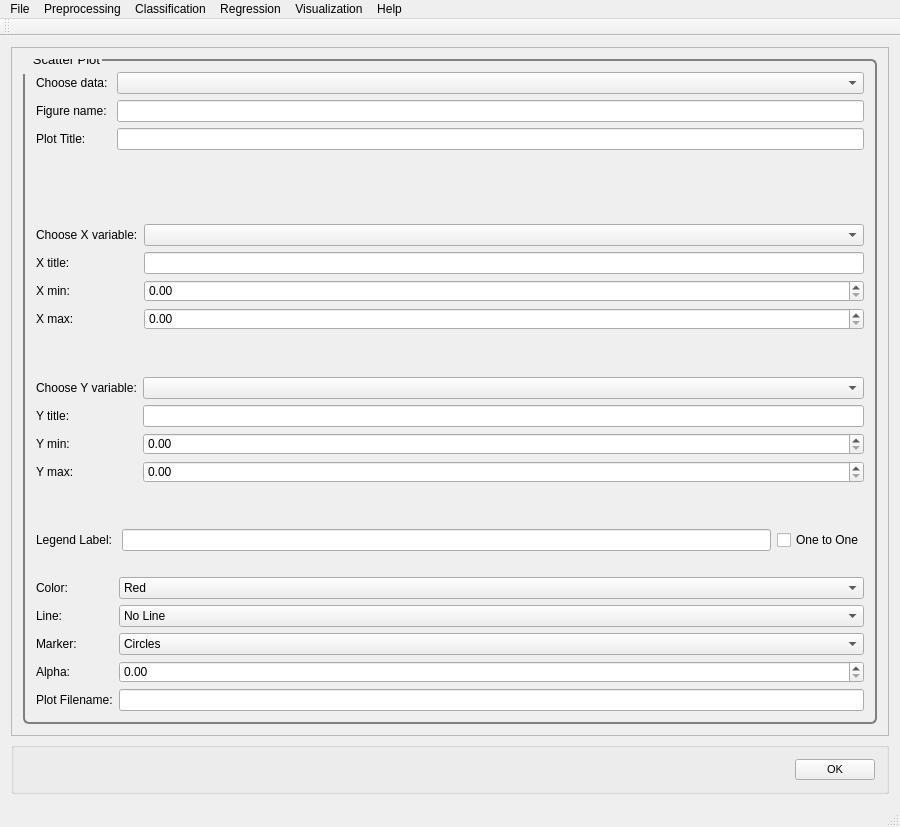
The window that src/PYSAT_Gui_UI_Forms/UI Files/01_mainwindow_scatterplot.ui (tisaconundrum2/PySAT-GUI) describes before a commit, drawn with Qt 5.
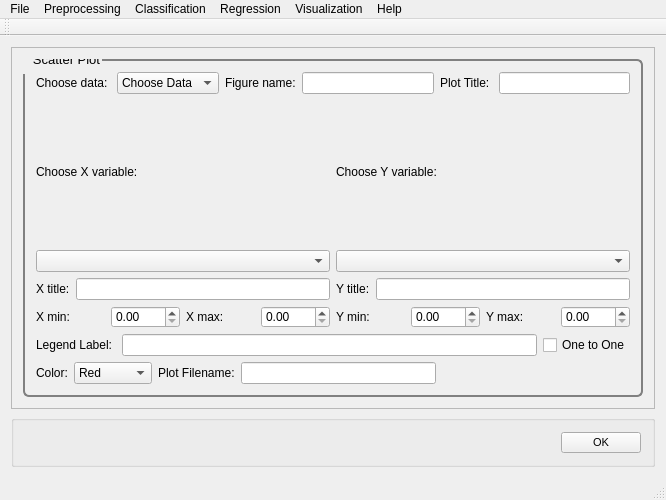
The same window after the commit.

The edit to the form file:
```diff
--- a/src/PYSAT_Gui_UI_Forms/UI Files/01_mainwindow_scatterplot.ui
+++ b/src/PYSAT_Gui_UI_Forms/UI Files/01_mainwindow_scatterplot.ui
@@ -6,8 +6,8 @@
    <rect>
     <x>0</x>
     <y>0</y>
-    <width>900</width>
-    <height>827</height>
+    <width>666</width>
+    <height>500</height>
    </rect>
   </property>
   <property name="windowTitle">
@@ -24,9 +24,9 @@
        <property name="geometry">
         <rect>
          <x>0</x>
-         <y>-141</y>
-         <width>846</width>
-         <height>792</height>
+         <y>0</y>
+         <width>642</width>
+         <height>352</height>
         </rect>
        </property>
        <property name="font">
@@ -61,15 +61,17 @@
           </property>
           <layout class="QVBoxLayout" name="verticalLayout">
            <item>
-            <layout class="QFormLayout" name="scatter_choosedata_flayout">
-             <item row="0" column="0">
+            <layout class="QVBoxLayout" name="scatter_vlayout">
+             <item>
+              <layout class="QHBoxLayout" name="scatter_choosedata_hlayout">
+               <item>
               <widget class="QLabel" name="scatter_choosedata_label">
                <property name="text">
                 <string>Choose data: </string>
                </property>
               </widget>
              </item>
-             <item row="0" column="1">
+               <item>
               <widget class="QComboBox" name="scatter_choosedata">
                <property name="iconSize">
                 <size>
@@ -77,163 +79,147 @@
                  <height>20</height>
                 </size>
                </property>
-              </widget>
-             </item>
-             <item row="1" column="0">
+                 <item>
+                  <property name="text">
+                   <string>Choose Data</string>
+                  </property>
+                 </item>
+                 <item>
+                  <property name="text">
+                   <string>Known Data</string>
+                  </property>
+                 </item>
+                </widget>
+               </item>
+               <item>
               <widget class="QLabel" name="figname_label">
                <property name="text">
                 <string>Figure name:</string>
                </property>
               </widget>
              </item>
-             <item row="1" column="1">
+               <item>
               <widget class="QLineEdit" name="figname_text"/>
              </item>
-             <item row="2" column="0">
+               <item>
               <widget class="QLabel" name="plot_title_label">
                <property name="text">
                 <string>Plot Title: </string>
                </property>
               </widget>
              </item>
-             <item row="2" column="1">
-              <widget class="QLineEdit" name="plot_title_text">
-               <property name="enabled">
-                <bool>true</bool>
-               </property>
-              </widget>
+               <item>
+                <widget class="QLineEdit" name="plot_title_text"/>
              </item>
             </layout>
            </item>
            <item>
-            <spacer name="horizontalSpacer_2">
-             <property name="orientation">
-              <enum>Qt::Horizontal</enum>
-             </property>
-             <property name="sizeHint" stdset="0">
-              <size>
-               <width>40</width>
-               <height>20</height>
-              </size>
-             </property>
-            </spacer>
-           </item>
+              <layout class="QHBoxLayout" name="scatter_choosevars_hlayout">
            <item>
-            <layout class="QFormLayout" name="scatter_choosex_flayout">
-             <property name="fieldGrowthPolicy">
-              <enum>QFormLayout::AllNonFixedFieldsGrow</enum>
-             </property>
-             <item row="0" column="0">
+                <layout class="QVBoxLayout" name="scatter_choosex_vlayout">
+                 <item>
               <widget class="QLabel" name="scatter_choosex_label">
                <property name="text">
-                <string>Choose X variable:</string>
+                    <string>Choose X variable: </string>
                </property>
               </widget>
              </item>
-             <item row="0" column="1">
+                 <item>
               <widget class="QComboBox" name="xvar_choices"/>
              </item>
-             <item row="1" column="0">
+                 <item>
+                  <layout class="QHBoxLayout" name="xtitle_hlayout">
+                   <item>
               <widget class="QLabel" name="xtitle_label">
                <property name="text">
                 <string>X title:</string>
                </property>
               </widget>
              </item>
-             <item row="1" column="1">
+                   <item>
               <widget class="QLineEdit" name="xtitle_text"/>
              </item>
-             <item row="2" column="0">
-              <widget class="QLabel" name="xmin_labe">
+                  </layout>
+                 </item>
+                 <item>
+                  <layout class="QHBoxLayout" name="xrange_hlayout">
+                   <item>
+                    <widget class="QLabel" name="xmin_label">
                <property name="text">
                 <string>X min:</string>
                </property>
               </widget>
              </item>
-             <item row="2" column="1">
+                   <item>
               <widget class="QDoubleSpinBox" name="xmin_spin"/>
              </item>
-             <item row="3" column="0">
+                   <item>
               <widget class="QLabel" name="xmax_label">
                <property name="text">
                 <string>X max:</string>
                </property>
               </widget>
              </item>
-             <item row="3" column="1">
+                   <item>
               <widget class="QDoubleSpinBox" name="xmax_spin"/>
              </item>
             </layout>
            </item>
+                </layout>
+               </item>
            <item>
-            <spacer name="horizontalSpacer">
-             <property name="orientation">
-              <enum>Qt::Horizontal</enum>
-             </property>
-             <property name="sizeHint" stdset="0">
-              <size>
-               <width>40</width>
-               <height>20</height>
-              </size>
-             </property>
-            </spacer>
+                <layout class="QVBoxLayout" name="scatter_choosey_vlayout">
+                 <item>
+                  <widget class="QLabel" name="scatter_choosey_label">
+                   <property name="text">
+                    <string>Choose Y variable:</string>
+                   </property>
+                  </widget>
            </item>
            <item>
-            <layout class="QFormLayout" name="scatter_choosey_flayout">
-             <item row="0" column="1">
               <widget class="QComboBox" name="yvar_choices"/>
              </item>
-             <item row="1" column="0">
+                 <item>
+                  <layout class="QHBoxLayout" name="ytitle_hlayout">
+                   <item>
               <widget class="QLabel" name="ytitle_label">
                <property name="text">
                 <string>Y title:</string>
                </property>
               </widget>
              </item>
-             <item row="1" column="1">
+                   <item>
               <widget class="QLineEdit" name="ytitle_text"/>
              </item>
-             <item row="2" column="0">
+                  </layout>
+                 </item>
+                 <item>
+                  <layout class="QHBoxLayout" name="yrange_hlayout">
+                   <item>
               <widget class="QLabel" name="ymin_label">
                <property name="text">
                 <string>Y min:</string>
                </property>
               </widget>
              </item>
-             <item row="2" column="1">
+                   <item>
               <widget class="QDoubleSpinBox" name="ymin_spin"/>
              </item>
-             <item row="3" column="0">
+                   <item>
               <widget class="QLabel" name="ymax_label">
                <property name="text">
                 <string>Y max:</string>
                </property>
               </widget>
              </item>
-             <item row="3" column="1">
+                   <item>
               <widget class="QDoubleSpinBox" name="ymax_spin"/>
              </item>
-             <item row="0" column="0">
-              <widget class="QLabel" name="scatter_choosey_label">
-               <property name="text">
-                <string>Choose Y variable:</string>
-               </property>
-              </widget>
+                  </layout>
              </item>
             </layout>
            </item>
-           <item>
-            <spacer name="horizontalSpacer_3">
-             <property name="orientation">
-              <enum>Qt::Horizontal</enum>
-             </property>
-             <property name="sizeHint" stdset="0">
-              <size>
-               <width>40</width>
-               <height>20</height>
-              </size>
-             </property>
-            </spacer>
+              </layout>
            </item>
            <item>
             <layout class="QHBoxLayout" name="legend_hlayout">
@@ -257,31 +243,15 @@
             </layout>
            </item>
            <item>
-            <spacer name="horizontalSpacer_4">
-             <property name="orientation">
-              <enum>Qt::Horizontal</enum>
-             </property>
-             <property name="sizeHint" stdset="0">
-              <size>
-               <width>40</width>
-               <height>20</height>
-              </size>
-             </property>
-            </spacer>
-           </item>
+              <layout class="QHBoxLayout" name="scatter_color_file_hlayout">
            <item>
-            <layout class="QFormLayout" name="scatter_chooseline_flayout">
-             <property name="fieldGrowthPolicy">
-              <enum>QFormLayout::AllNonFixedFieldsGrow</enum>
-             </property>
-             <item row="0" column="0">
               <widget class="QLabel" name="color_label">
                <property name="text">
                 <string>Color:</string>
                </property>
               </widget>
              </item>
-             <item row="0" column="1">
+               <item>
               <widget class="QComboBox" name="color_choices">
                <property name="iconSize">
                 <size>
@@ -326,119 +296,30 @@
                </item>
               </widget>
              </item>
-             <item row="1" column="0">
-              <widget class="QLabel" name="line_label">
-               <property name="text">
-                <string>Line:</string>
-               </property>
-              </widget>
-             </item>
-             <item row="1" column="1">
-              <widget class="QComboBox" name="line_choices">
-               <property name="iconSize">
-                <size>
-                 <width>50</width>
-                 <height>20</height>
-                </size>
-               </property>
                <item>
-                <property name="text">
-                 <string>No Line</string>
-                </property>
-               </item>
-               <item>
-                <property name="text">
-                 <string>Line</string>
-                </property>
-               </item>
-               <item>
-                <property name="text">
-                 <string>Dashed Line</string>
-                </property>
-               </item>
-               <item>
-                <property name="text">
-                 <string>Dotted Line</string>
-                </property>
-               </item>
-              </widget>
-             </item>
-             <item row="2" column="0">
-              <widget class="QLabel" name="marker_label">
-               <property name="text">
-                <string>Marker:</string>
-               </property>
-              </widget>
-             </item>
-             <item row="2" column="1">
-              <widget class="QComboBox" name="marker_choices">
-               <property name="iconSize">
-                <size>
-                 <width>50</width>
-                 <height>20</height>
-                </size>
-               </property>
-               <item>
-                <property name="text">
-                 <string>Circles</string>
-                </property>
-               </item>
-               <item>
-                <property name="text">
-                 <string>Squares</string>
-                </property>
-               </item>
-               <item>
-                <property name="text">
-                 <string>Diamonds</string>
-                </property>
-               </item>
-               <item>
-                <property name="text">
-                 <string>Triangle Up</string>
-                </property>
-               </item>
-               <item>
-                <property name="text">
-                 <string>Triangle Down</string>
-                </property>
-               </item>
-               <item>
-                <property name="text">
-                 <string>Triangle Left</string>
-                </property>
-               </item>
-               <item>
-                <property name="text">
-                 <string>Triangle Right</string>
-                </property>
-               </item>
-               <item>
-                <property name="text">
-                 <string>None</string>
-                </property>
-               </item>
-              </widget>
-             </item>
-             <item row="4" column="0">
               <widget class="QLabel" name="file_label">
                <property name="text">
                 <string>Plot Filename:</string>
                </property>
               </widget>
              </item>
-             <item row="4" column="1">
+               <item>
               <widget class="QLineEdit" name="file_text"/>
              </item>
-             <item row="3" column="0">
-              <widget class="QLabel" name="alpha_label">
-               <property name="text">
-                <string>Alpha:</string>
-               </property>
-              </widget>
-             </item>
-             <item row="3" column="1">
-              <widget class="QDoubleSpinBox" name="alpha_spin"/>
+               <item>
+                <spacer name="scatter_color_file_spacer">
+                 <property name="orientation">
+                  <enum>Qt::Horizontal</enum>
+                 </property>
+                 <property name="sizeHint" stdset="0">
+                  <size>
+                   <width>40</width>
+                   <height>20</height>
+                  </size>
+                 </property>
+                </spacer>
+               </item>
+              </layout>
              </item>
             </layout>
            </item>
@@ -499,8 +380,8 @@
     <rect>
      <x>0</x>
      <y>0</y>
-     <width>900</width>
-     <height>31</height>
+     <width>666</width>
+     <height>26</height>
     </rect>
    </property>
    <widget class="QMenu" name="menuFile">
```
Left out of the diff: 2 changed lines with no effect on the pictures. Lines whose indentation alone changed are shown as unchanged.
